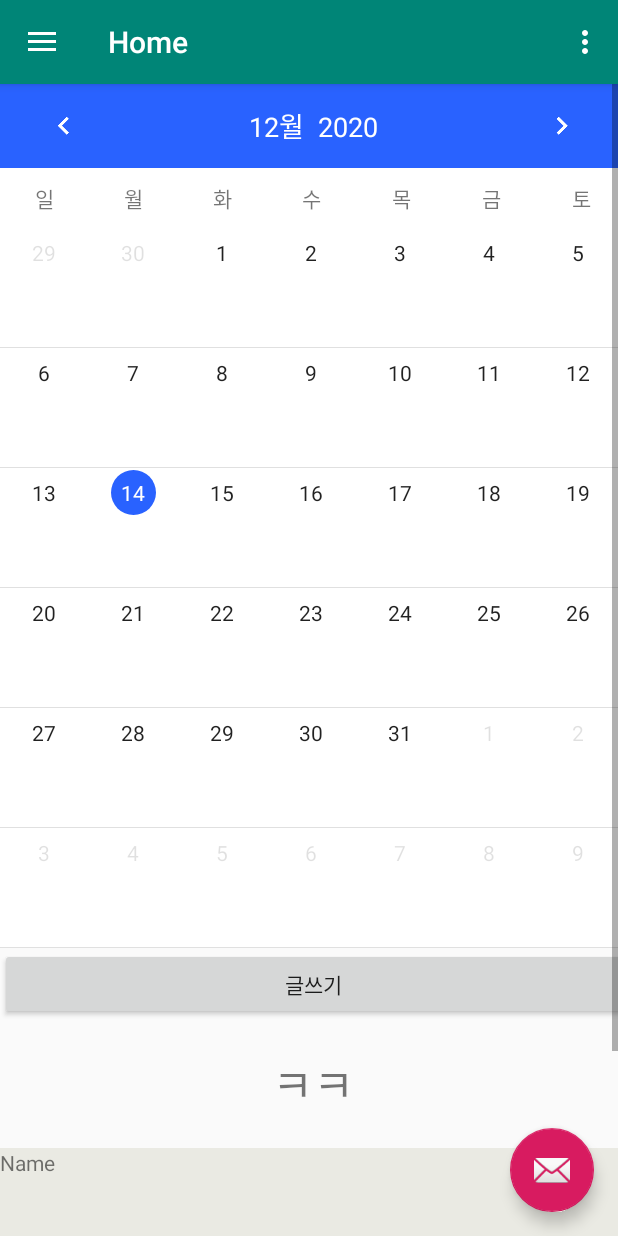
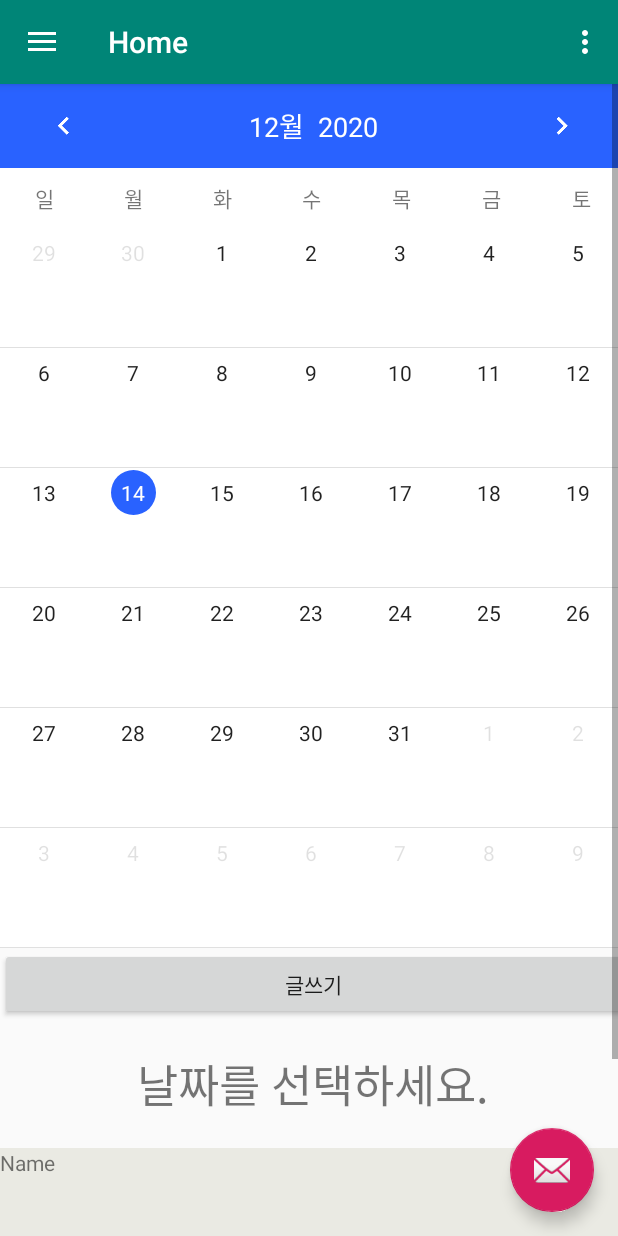
Before and after one commit to mugon-dev/Emotional-Diary, an Android app: the MainActivity screen opened directly, with no data from a screen before it, on a phone screen of 412 x 824 dp. Run offline under Robolectric (Android 15) with nearby library versions, the phone set to English and light mode, and no system bars; our stand-ins replace navigation-ui; libraries missing offline, so code that uses them is left out: com.annimon.stream, com.prolificinteractive.materialcalendarview; 3 statements that could not run were skipped.

Commit message:
17. 날짜 튕김에러 해결

```diff
--- a/Emotion_dairy_android/app/src/main/java/com/example/emotion_dairy/ui/home/HomeFragment.java
+++ b/Emotion_dairy_android/app/src/main/java/com/example/emotion_dairy/ui/home/HomeFragment.java
@@ -147,7 +147,7 @@ public class HomeFragment extends Fragment {
                         break;
                     }
                 }
-                if(result.get(index)!=null) {
+                if(index!=-1) {
                     contentView.setText(result.get(index).getContents());
                 }
             }
--- a/Emotion_dairy_android/app/src/main/res/layout/fragment_home.xml
+++ b/Emotion_dairy_android/app/src/main/res/layout/fragment_home.xml
@@ -45,13 +45,13 @@
                 android:layout_marginTop="20dp"
                 android:layout_marginBottom="20dp"
                 android:gravity="center"
-                android:text="ㅋㅋ"
+                android:text="날짜를 선택하세요."
                 android:textSize="30dp" />
 
             <TextView
                 android:id="@+id/tv_contentview"
                 android:layout_width="match_parent"
-                android:layout_height="157dp"
+                android:layout_height="150dp"
                 android:background="@color/backColor"
                 android:ems="10"
                 android:hint="내용을 입력하세요"
```
Also changed, not shown: Emotion_dairy_android/app/src/main/res/drawable-v24/logo.png (added), Emotion_dairy_android/app/src/main/res/drawable/logo.png (deleted).
